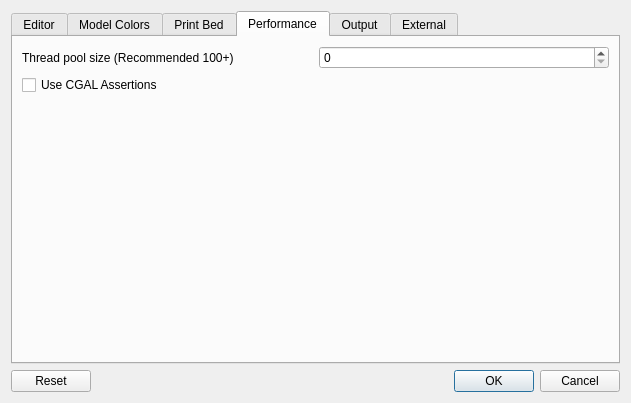
Before: the Qt Designer form src/ui/preferences.ui in GilesBathgate/RapCAD, drawn with Qt 5.
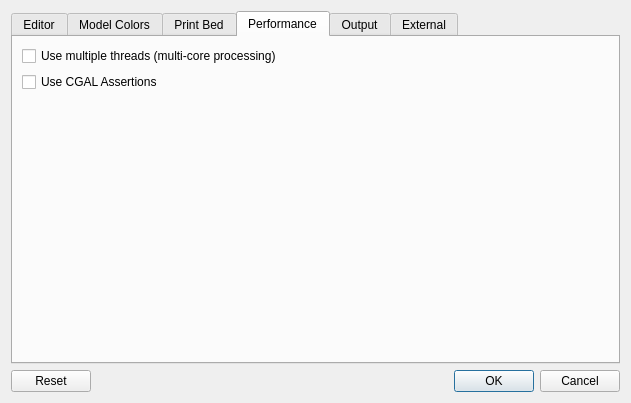
After: the same form once the commit is applied. The open tabs and pages were chosen to show the change.

Commit message: Implement dynamic thread pools

Diff of the .ui file:
```diff
--- a/src/ui/preferences.ui
+++ b/src/ui/preferences.ui
@@ -531,25 +531,11 @@
         </attribute>
         <layout class="QVBoxLayout" name="verticalLayout_7">
          <item>
-          <layout class="QHBoxLayout" name="horizontalLayout_9">
-           <item>
-            <widget class="QLabel" name="threadPoolSizeLabel">
+          <widget class="QCheckBox" name="UseMultipleThreadsCheckBox">
              <property name="text">
-              <string>Thread pool size (Recommended 100+)</string>
-             </property>
-            </widget>
-           </item>
-           <item>
-            <widget class="QSpinBox" name="threadPoolSizeSpinBox">
-             <property name="maximum">
-              <number>900</number>
-             </property>
-             <property name="singleStep">
-              <number>10</number>
-             </property>
-            </widget>
-           </item>
-          </layout>
+            <string>Use multiple threads (multi-core processing)</string>
+           </property>
+          </widget>
          </item>
          <item>
           <widget class="QCheckBox" name="useCGALAssertionsCheckBox">
```
Lines whose indentation alone changed are shown as unchanged. The commit also changes 6 other files.
